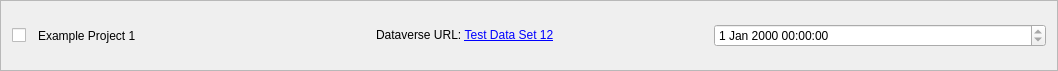
Old version of the form pasta_eln/GUI/dataverse_ui/dataverse_completed_upload_task.ui in the repository PASTA-ELN/pasta-eln.
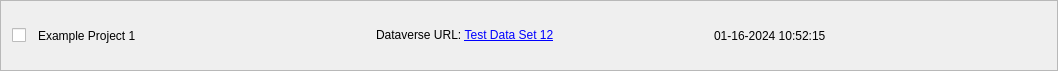
New version of the form.

What changed in the file:
```diff
--- a/pasta_eln/GUI/dataverse_ui/dataverse_completed_upload_task.ui
+++ b/pasta_eln/GUI/dataverse_ui/dataverse_completed_upload_task.ui
@@ -65,12 +65,12 @@
       </widget>
      </item>
      <item>
-      <widget class="QDateTimeEdit" name="finishedDateTimeEdit">
+      <widget class="QLabel" name="finishedDateTimeLabel">
        <property name="toolTip">
         <string>The dataverse upload time.</string>
        </property>
-       <property name="readOnly">
-        <bool>true</bool>
+       <property name="text">
+        <string>01-16-2024 10:52:15</string>
        </property>
       </widget>
      </item>
```
Left out of the diff: 2 changed lines with no effect on the pictures.
